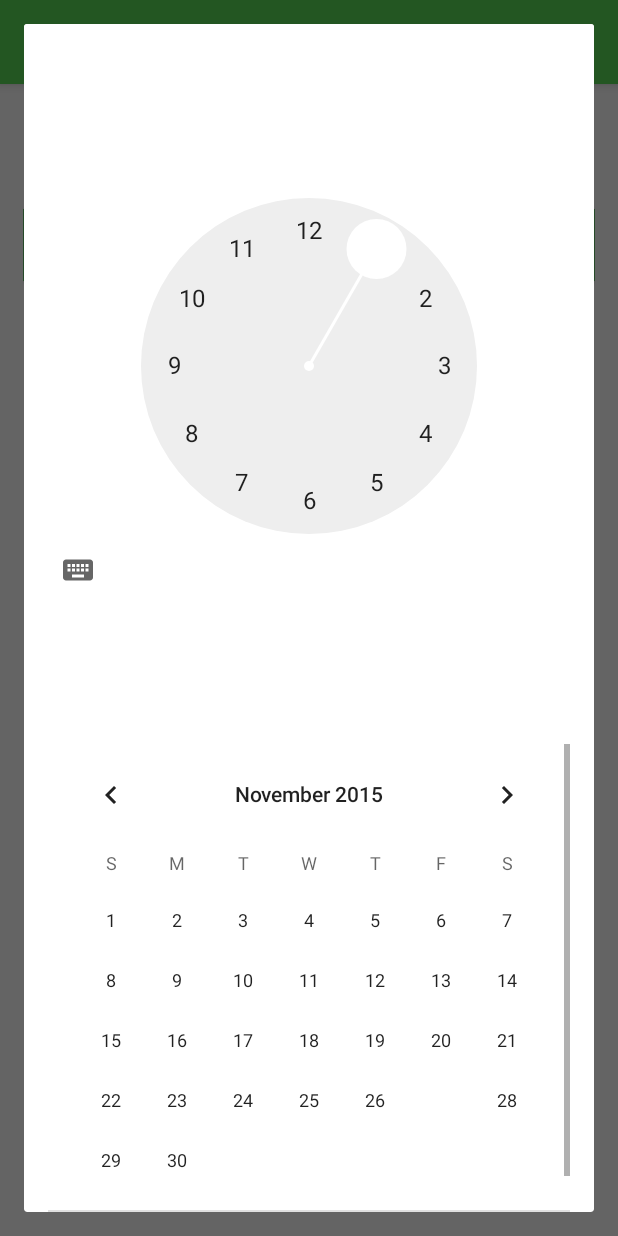
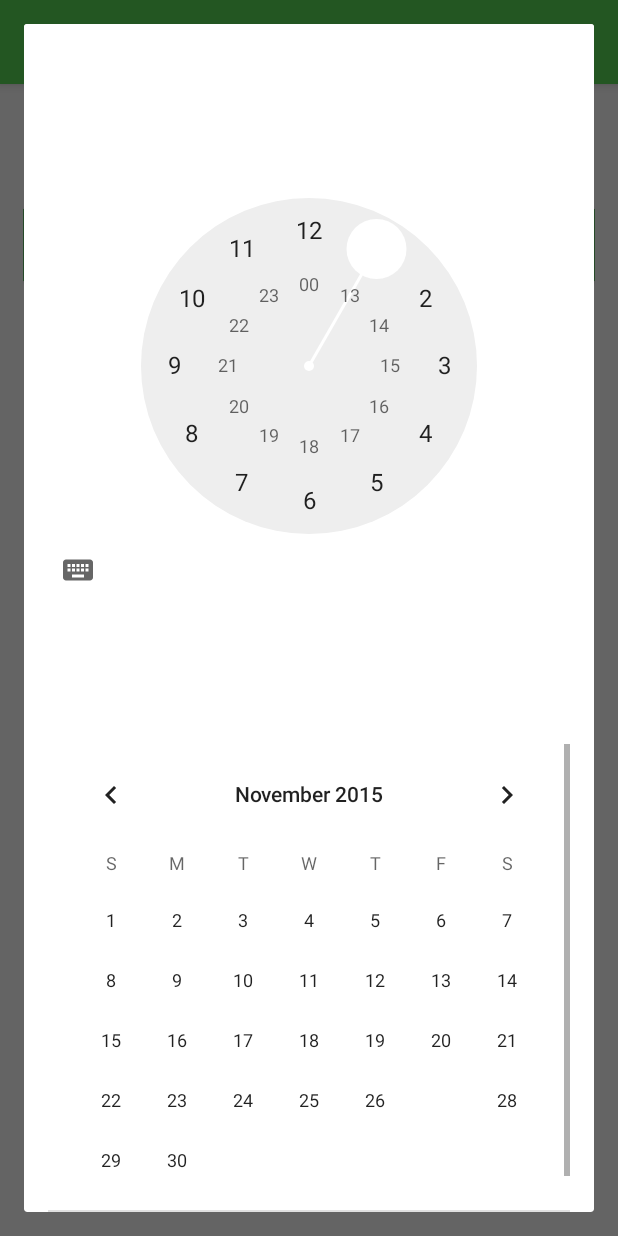
Before and after one commit to saegga/DeLight-project, an Android app: the fragment AddShowFragment placed in its activity, after a tap on "ВЫБРАТЬ ДАТУ", on a phone screen of 412 x 824 dp. Run offline under Robolectric (Android 15) with nearby library versions, the phone set to English and light mode, and no system bars; network calls fail; 1 statement that could not run was skipped.

Commit message:
add save state date

```diff
--- a/DeLight-app/app/src/main/java/ru/delightfire/delight/fragment/AddShowFragment.java
+++ b/DeLight-app/app/src/main/java/ru/delightfire/delight/fragment/AddShowFragment.java
@@ -4,6 +4,7 @@ import android.app.Dialog;
 import android.os.Bundle;
 import android.support.annotation.Nullable;
 import android.support.v4.app.Fragment;
+import android.util.Log;
 import android.view.LayoutInflater;
 import android.view.View;
 import android.view.ViewGroup;
@@ -12,6 +13,12 @@ import android.widget.DatePicker;
 import android.widget.EditText;
 import android.widget.TextView;
 import android.widget.TimePicker;
+
+import java.text.DateFormat;
+import java.util.Calendar;
+import java.util.Date;
+import java.util.GregorianCalendar;
+import java.util.Locale;
 
 import ru.delightfire.delight.R;
 
@@ -22,43 +29,90 @@ public class AddShowFragment extends Fragment implements View.OnClickListener {
 
     private TextView namePerformance;
     private TextView descPerformance;
+    private TextView datePerformance;
     private Button chooseDate;
     private TimePicker time;
     private DatePicker date;
     private Dialog dialogPicker;
     private Button setDate;
     private int month, day, year, hour, minute;
+    private Calendar calendar;
+    private Date dateTime;
 
+    public static final String DATE_BUNDLE_KEY = "date_bundle_key";
     @Nullable
     @Override
     public View onCreateView(LayoutInflater inflater, ViewGroup container, Bundle savedInstanceState) {
         View view = inflater.inflate(R.layout.fragment_add_show, container, false);
         namePerformance = (TextView) view.findViewById(R.id.name_performance);
         descPerformance = (TextView) view.findViewById(R.id.description_performance);
+        datePerformance = (TextView) view.findViewById(R.id.date_performance);
         chooseDate = (Button) view.findViewById(R.id.choose_date);
         chooseDate.setOnClickListener(this);
+        if(calendar == null){
+            calendar = Calendar.getInstance();
+        }
+        if(savedInstanceState != null && savedInstanceState.containsKey(DATE_BUNDLE_KEY)){
+            dateTime = calendar.getTime();
+            dateTime.setTime(savedInstanceState.getLong(DATE_BUNDLE_KEY));
+            DateFormat df = DateFormat.getDateTimeInstance
+                    (DateFormat.LONG, DateFormat.DEFAULT, new Locale("ru", "RU"));
+            datePerformance.setText(df.format(dateTime));
+            //dateTime =
+        }
+
+        //String.format()
         return view;
+    }
+
+    @Override
+    public void onCreate(@Nullable Bundle savedInstanceState) {
+        super.onCreate(savedInstanceState);
+
     }
 
     @Override
     public void onClick(View v) {
         dialogPicker = new Dialog(getActivity());
         dialogPicker.setContentView(R.layout.picker_dialog);
-        dialogPicker.setTitle("Выбери дату и время");
+       dialogPicker.setTitle("Выбери дату и время");
         time = (TimePicker) dialogPicker.findViewById(R.id.timePicker1);
+//        time.setCurrentHour(calendar.get(Calendar.HOUR_OF_DAY));
+//        time.setCurrentMinute(calendar.get(Calendar.MINUTE));
+        time.setIs24HourView(true);
         date = (DatePicker) dialogPicker.findViewById(R.id.datePicker);
         setDate = (Button) dialogPicker.findViewById(R.id.btnSet);
         setDate.setOnClickListener(new View.OnClickListener() {
             @Override
             public void onClick(View v) {
+
                 month = date.getMonth();
                 year = date.getYear();
                 day = date.getDayOfMonth();
                 hour = time.getCurrentHour();
                 minute = time.getCurrentMinute();
+                calendar.set(Calendar.DAY_OF_MONTH, day);
+                calendar.set(Calendar.MONTH, month);
+                calendar.set(Calendar.YEAR, year);
+                calendar.set(Calendar.MINUTE, minute);
+                calendar.set(Calendar.HOUR_OF_DAY, hour);
+                dateTime = calendar.getTime();// установленная дата
+//                Log.d("Date"," month " + month +  " day " + day + " hour " + hour);
+//                Log.d("DateTime", dateTime.toString());
+                DateFormat df = DateFormat.getDateTimeInstance
+                        (DateFormat.LONG, DateFormat.DEFAULT, new Locale("ru", "RU"));
+                datePerformance.setText(df.format(dateTime));
                 dialogPicker.dismiss();
             }
         });
         dialogPicker.show();
     }
+
+    @Override
+    public void onSaveInstanceState(Bundle outState) {
+        super.onSaveInstanceState(outState);
+        if(dateTime != null){
+            outState.putLong(DATE_BUNDLE_KEY, dateTime.getTime());
+        }
+    }
 }
--- /dev/null
+++ b/DeLight-app/app/src/main/res/layout-land/picker_dialog.xml
@@ -0,0 +1,43 @@
+<?xml version="1.0" encoding="utf-8"?>
+<RelativeLayout xmlns:android="http://schemas.android.com/apk/res/android"
+    android:layout_width="match_parent"
+    android:layout_height="match_parent">
+
+
+
+
+    <DatePicker
+        android:id="@+id/datePicker"
+        android:layout_width="328dp"
+        android:layout_height="wrap_content"
+
+        android:layout_alignParentLeft="true"
+        android:layout_alignParentStart="true"
+        android:layout_alignParentTop="true" />
+
+    <TimePicker
+        android:id="@+id/timePicker1"
+        android:layout_width="match_parent"
+        android:layout_gravity="center_vertical"
+        android:layout_height="wrap_content"
+
+        android:layout_alignTop="@+id/datePicker"
+        android:layout_toRightOf="@+id/datePicker"
+        android:layout_toEndOf="@+id/datePicker" />
+    <LinearLayout
+        android:gravity="bottom"
+        android:layout_width="match_parent"
+        android:layout_height="wrap_content"></LinearLayout>
+
+    <Button
+        android:id="@+id/btnSet"
+        android:layout_width="fill_parent"
+        android:layout_gravity="center"
+        android:layout_height="wrap_content"
+        android:background="@color/back_message_you"
+        android:text="@string/ok"
+        android:layout_alignParentBottom="true"
+        android:layout_alignRight="@+id/timePicker1"
+        android:layout_alignEnd="@+id/timePicker1" />
+
+</RelativeLayout>
--- a/DeLight-app/app/src/main/res/layout/fragment_add_show.xml
+++ b/DeLight-app/app/src/main/res/layout/fragment_add_show.xml
@@ -20,13 +20,25 @@
         android:text="@string/text_view_description"
         android:layout_height="wrap_content" />
     <!--todo вывод клиентов из бд-->
+<LinearLayout
+    android:orientation="horizontal"
+    android:layout_width="match_parent"
+    android:layout_height="wrap_content">
 
+    <TextView
+        android:layout_width="wrap_content"
+        android:textColor="@color/white"
+        android:text="@string/text_view_date"
+        android:layout_marginRight="5dp"
+        android:layout_height="wrap_content" />
     <TextView
         android:id="@+id/date_performance"
         android:layout_width="match_parent"
+        android:layout_height="wrap_content"
         android:textColor="@color/white"
-        android:text="@string/text_view_date"
-        android:layout_height="wrap_content" />
+        />
+</LinearLayout>
+
     <Button
         android:id="@+id/choose_date"
         android:layout_width="match_parent"
--- a/DeLight-app/app/src/main/res/layout/picker_dialog.xml
+++ b/DeLight-app/app/src/main/res/layout/picker_dialog.xml
@@ -2,6 +2,7 @@
 <LinearLayout xmlns:android="http://schemas.android.com/apk/res/android"
     android:orientation="vertical"
     android:layout_width="wrap_content"
+    android:screenOrientation="portrait"
     android:layout_height="wrap_content">
 
     <TimePicker
```
Also changed, not shown: DeLight-app/app/src/main/java/ru/delightfire/delight/activity/AddEventActivity.java (+35 -6 lines).
